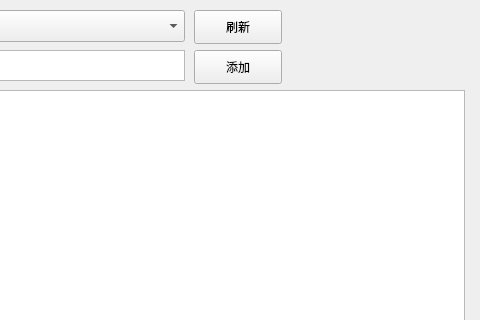
maodlife/HDD-Index, file mainwindow.ui: the form before one commit; both pictures show x 616 to 1096 and y 0 to 320 of the 1096 by 760 pixel window.
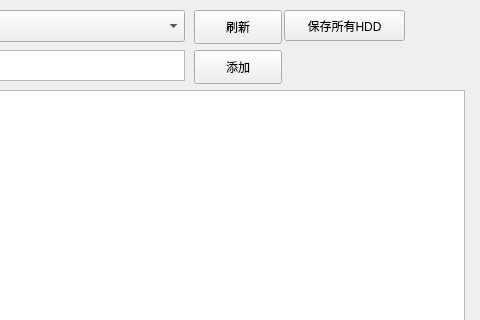
The form after the commit.

Commit message: save hdd tree json

Patch:
```diff
--- a/mainwindow.ui
+++ b/mainwindow.ui
@@ -116,6 +116,19 @@
      <string>新建至Repo，并声明持有</string>
     </property>
    </widget>
+   <widget class="QPushButton" name="saveHddBtn">
+    <property name="geometry">
+     <rect>
+      <x>900</x>
+      <y>10</y>
+      <width>121</width>
+      <height>31</height>
+     </rect>
+    </property>
+    <property name="text">
+     <string>保存所有HDD</string>
+    </property>
+   </widget>
   </widget>
   <widget class="QMenuBar" name="menubar">
    <property name="geometry">
```
The commit also changes 2 other files.
